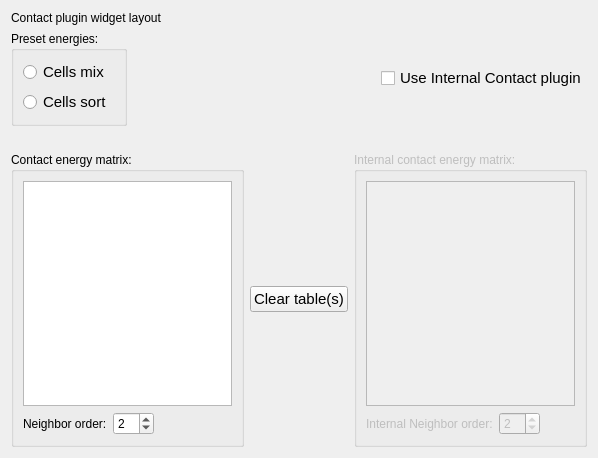
The window that cc3d/twedit5/Plugins/CC3DProject/ContactPlugin_widget.ui (CompuCell3D/cc3d-twedit5) describes before a commit, drawn with Qt 5.
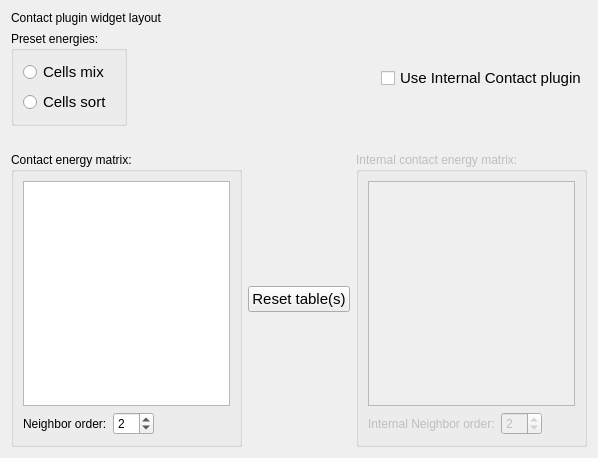
The same window after the commit.

Patch:
```diff
--- a/cc3d/twedit5/Plugins/CC3DProject/ContactPlugin_widget.ui
+++ b/cc3d/twedit5/Plugins/CC3DProject/ContactPlugin_widget.ui
@@ -171,7 +171,7 @@
           </font>
          </property>
          <property name="text">
-          <string>Clear table(s)</string>
+          <string>Reset table(s)</string>
          </property>
         </widget>
        </item>
```
Left out of the diff: 4 changed lines with no effect on the pictures.
